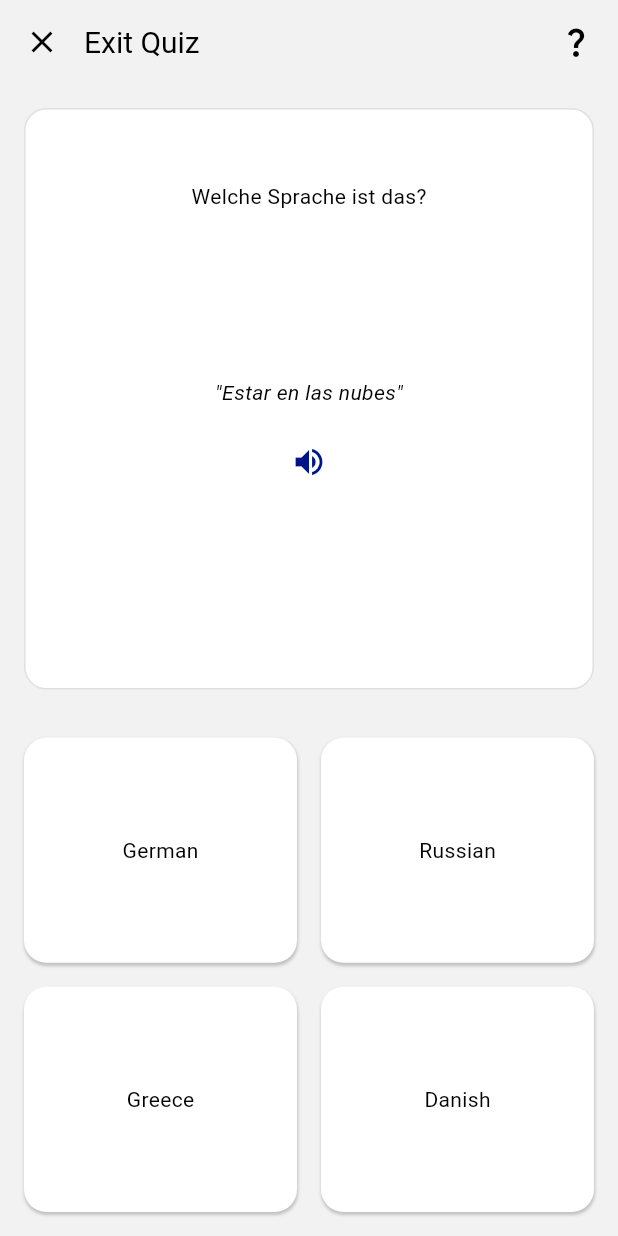
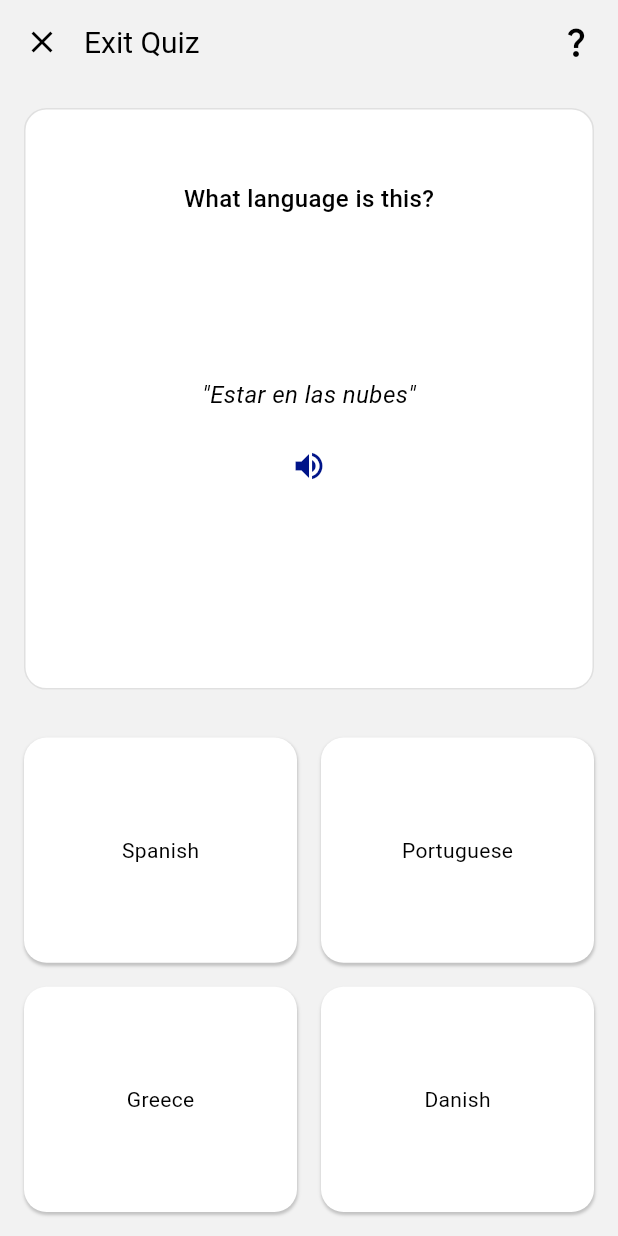
Before and after one commit to LukPle/LearnEurope, a Flutter app: the screen it shows after launch, after a tap on "Go to Languages Multiple Choice", on a phone screen of 412 x 824 dp. Run offline on Flutter 3.47's test engine with Material 3 defaults, Android fonts, the phone set to English and light mode, and no system bars; our stand-ins replace confetti, flutter_mobx, flutter_tts, mobx; missing offline and left inert: animated_digit; generated files the repository leaves out were written again; network calls fail.

Commit message:
Improved structure of files and text styles on question cards

```diff
--- a/lib/constants/colors.dart
+++ b/lib/constants/colors.dart
@@ -1,5 +1,5 @@
 import 'package:flutter/material.dart';
-import 'package:learn_europe/models/category_enum.dart';
+import 'package:learn_europe/models/enums/category_enum.dart';
 
 class AppColors {
   AppColors._();
--- a/lib/constants/routes.dart
+++ b/lib/constants/routes.dart
@@ -1,5 +1,5 @@
 import 'package:flutter/material.dart';
-import 'package:learn_europe/models/category_enum.dart';
+import 'package:learn_europe/models/enums/category_enum.dart';
 import 'package:learn_europe/models/multiple_choice_content_model.dart';
 import 'package:learn_europe/tab_selector.dart';
 import 'package:learn_europe/ui/screens/drag_and_drop_screen.dart';
--- a/lib/constants/strings.dart
+++ b/lib/constants/strings.dart
@@ -1,4 +1,4 @@
-import 'package:learn_europe/models/category_enum.dart';
+import 'package:learn_europe/models/enums/category_enum.dart';
 
 class AppStrings {
   AppStrings._();
--- a/lib/constants/textstyles.dart
+++ b/lib/constants/textstyles.dart
@@ -1,6 +1,6 @@
 import 'package:flutter/material.dart';
 import 'package:learn_europe/constants/colors.dart';
-import 'package:learn_europe/models/category_enum.dart';
+import 'package:learn_europe/models/enums/category_enum.dart';
 
 class AppTextStyles {
   AppTextStyles._();
@@ -50,6 +50,8 @@ class AppTextStyles {
     );
   }
 
+  static const TextStyle questionTextStyle = TextStyle(fontSize: 16, fontWeight: FontWeight.w500);
+
   static TextStyle resultScreenHeadline({required Brightness brightness}) {
     return TextStyle(
       fontSize: 18,
--- a/lib/stores/quiz_selection_filter_store.dart
+++ b/lib/stores/quiz_selection_filter_store.dart
@@ -1,4 +1,4 @@
-import 'package:learn_europe/models/quiz_list_filter_enum.dart';
+import 'package:learn_europe/models/enums/quiz_list_filter_enum.dart';
 import 'package:mobx/mobx.dart';
 
 part 'quiz_selection_filter_store.g.dart';
--- a/lib/ui/components/category_card.dart
+++ b/lib/ui/components/category_card.dart
@@ -3,7 +3,7 @@ import 'package:learn_europe/constants/colors.dart';
 import 'package:learn_europe/constants/paddings.dart';
 import 'package:learn_europe/constants/strings.dart';
 import 'package:learn_europe/constants/textstyles.dart';
-import 'package:learn_europe/models/category_enum.dart';
+import 'package:learn_europe/models/enums/category_enum.dart';
 
 class CategoryCard extends StatelessWidget {
   const CategoryCard({super.key, required this.category, required this.onTap});
--- a/lib/ui/components/country_border_question_card.dart
+++ b/lib/ui/components/multiple_choice_question_cards/country_border_question_card.dart
@@ -1,6 +1,8 @@
 import 'package:flutter/material.dart';
 import 'package:learn_europe/constants/paddings.dart';
 import 'dart:math' as math;
+
+import 'package:learn_europe/constants/textstyles.dart';
 
 class CountryBorderQuestionCard extends StatelessWidget {
   const CountryBorderQuestionCard({super.key});
@@ -10,7 +12,7 @@ class CountryBorderQuestionCard extends StatelessWidget {
     return Column(
       mainAxisAlignment: MainAxisAlignment.center,
       children: [
-        Text("Welches Land ist hier zu sehen?"),
+        Text('Which country can be seen here?', style: AppTextStyles.questionTextStyle),
         const SizedBox(height: AppPaddings.padding_24),
         SizedBox(
           height: 225,
--- a/lib/ui/components/languages_question_card.dart
+++ b/lib/ui/components/multiple_choice_question_cards/languages_question_card.dart
@@ -2,6 +2,7 @@ import 'package:flutter/material.dart';
 import 'package:flutter_tts/flutter_tts.dart';
 import 'package:learn_europe/constants/colors.dart';
 import 'package:learn_europe/constants/paddings.dart';
+import 'package:learn_europe/constants/textstyles.dart';
 
 class LanguagesQuestionCard extends StatefulWidget {
   const LanguagesQuestionCard({super.key});
@@ -40,9 +41,12 @@ class LanguagesQuestionCardState extends State<LanguagesQuestionCard> {
       mainAxisAlignment: MainAxisAlignment.center,
       children: [
         const SizedBox(height: AppPaddings.padding_32),
-        Text("Welche Sprache ist das?"),
+        Text('What language is this?', style: AppTextStyles.questionTextStyle),
         const Spacer(),
-        Text('"Estar en las nubes"', style: TextStyle(fontStyle: FontStyle.italic)),
+        Text(
+          '"Estar en las nubes"',
+          style: AppTextStyles.questionTextStyle.copyWith(fontStyle: FontStyle.italic, fontWeight: FontWeight.normal),
+        ),
         const SizedBox(height: AppPaddings.padding_12),
         IconButton(
           onPressed: _speak,
--- a/lib/ui/screens/categories_screen.dart
+++ b/lib/ui/screens/categories_screen.dart
@@ -1,6 +1,6 @@
 import 'package:flutter/material.dart';
 import 'package:learn_europe/constants/paddings.dart';
-import 'package:learn_europe/models/category_enum.dart';
+import 'package:learn_europe/models/enums/category_enum.dart';
 import 'package:learn_europe/ui/components/category_card.dart';
 import 'package:learn_europe/ui/components/page_headline.dart';
 import 'package:learn_europe/constants/routes.dart' as routes;
--- a/lib/ui/screens/home_screen.dart
+++ b/lib/ui/screens/home_screen.dart
@@ -1,9 +1,9 @@
 import 'package:flutter/material.dart';
 import 'package:learn_europe/constants/paddings.dart';
 import 'package:learn_europe/models/multiple_choice_content_model.dart';
-import 'package:learn_europe/ui/components/country_border_question_card.dart';
+import 'package:learn_europe/ui/components/multiple_choice_question_cards/country_border_question_card.dart';
+import 'package:learn_europe/ui/components/multiple_choice_question_cards/languages_question_card.dart';
 import 'package:learn_europe/ui/components/cta_button.dart';
-import 'package:learn_europe/ui/components/languages_question_card.dart';
 import 'package:learn_europe/ui/components/page_headline.dart';
 import 'package:learn_europe/constants/routes.dart' as routes;
 
@@ -53,7 +53,7 @@ class HomeScreen extends StatelessWidget {
   void _navigateToLanguagesMultipleChoice(BuildContext context) {
     MultipleChoiceContentModel multipleChoiceContentModel = MultipleChoiceContentModel(
         questionCardContent: const LanguagesQuestionCard(),
-        answerOptions: ['German', 'Russian', 'Greece', 'Danish']);
+        answerOptions: ['Spanish', 'Portuguese', 'Greece', 'Danish']);
     Navigator.of(context).pushNamed(routes.multipleChoice, arguments: multipleChoiceContentModel);
   }
 
--- a/lib/ui/screens/quiz_selection_screen.dart
+++ b/lib/ui/screens/quiz_selection_screen.dart
@@ -4,8 +4,8 @@ import 'package:learn_europe/constants/colors.dart';
 import 'package:learn_europe/constants/paddings.dart';
 import 'package:learn_europe/constants/strings.dart';
 import 'package:learn_europe/constants/textstyles.dart';
-import 'package:learn_europe/models/category_enum.dart';
-import 'package:learn_europe/models/quiz_list_filter_enum.dart';
+import 'package:learn_europe/models/enums/category_enum.dart';
+import 'package:learn_europe/models/enums/quiz_list_filter_enum.dart';
 import 'package:learn_europe/stores/quiz_selection_filter_store.dart';
 import 'package:learn_europe/ui/components/app_appbar.dart';
 import 'package:learn_europe/ui/components/app_scaffold.dart';
```
Also changed, not shown: lib/models/enums/category_enum.dart (renamed from lib/models/category_enum.dart), lib/models/enums/quiz_list_filter_enum.dart (renamed from lib/models/quiz_list_filter_enum.dart).
